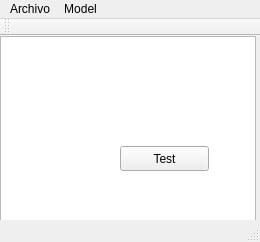
First picture: the form in photoeditor.ui, repository Suryavf/PhotoEditor, before the edit.
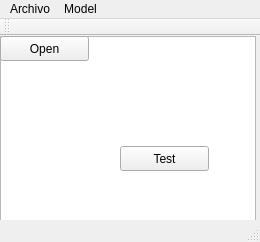
Second picture: the form after the edit.

```diff
--- a/photoeditor.ui
+++ b/photoeditor.ui
@@ -37,6 +37,19 @@
      <string>Test</string>
     </property>
    </widget>
+   <widget class="QPushButton" name="open">
+    <property name="geometry">
+     <rect>
+      <x>0</x>
+      <y>0</y>
+      <width>89</width>
+      <height>25</height>
+     </rect>
+    </property>
+    <property name="text">
+     <string>Open</string>
+    </property>
+   </widget>
   </widget>
   <widget class="QMenuBar" name="menuBar">
    <property name="geometry">
```
